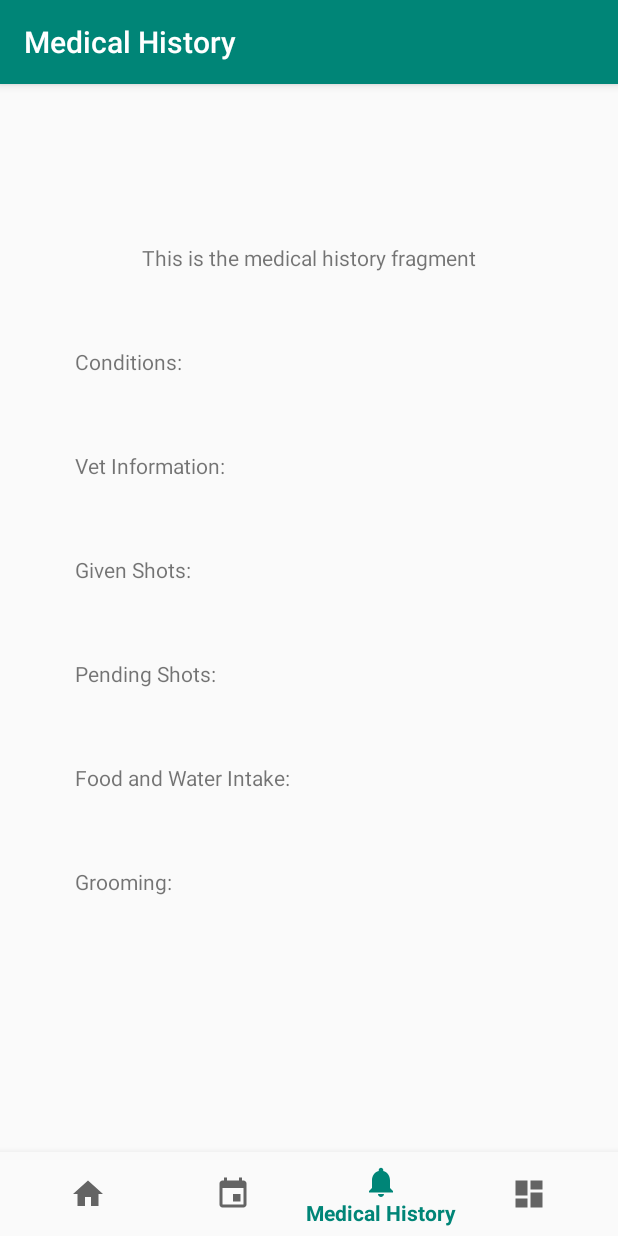
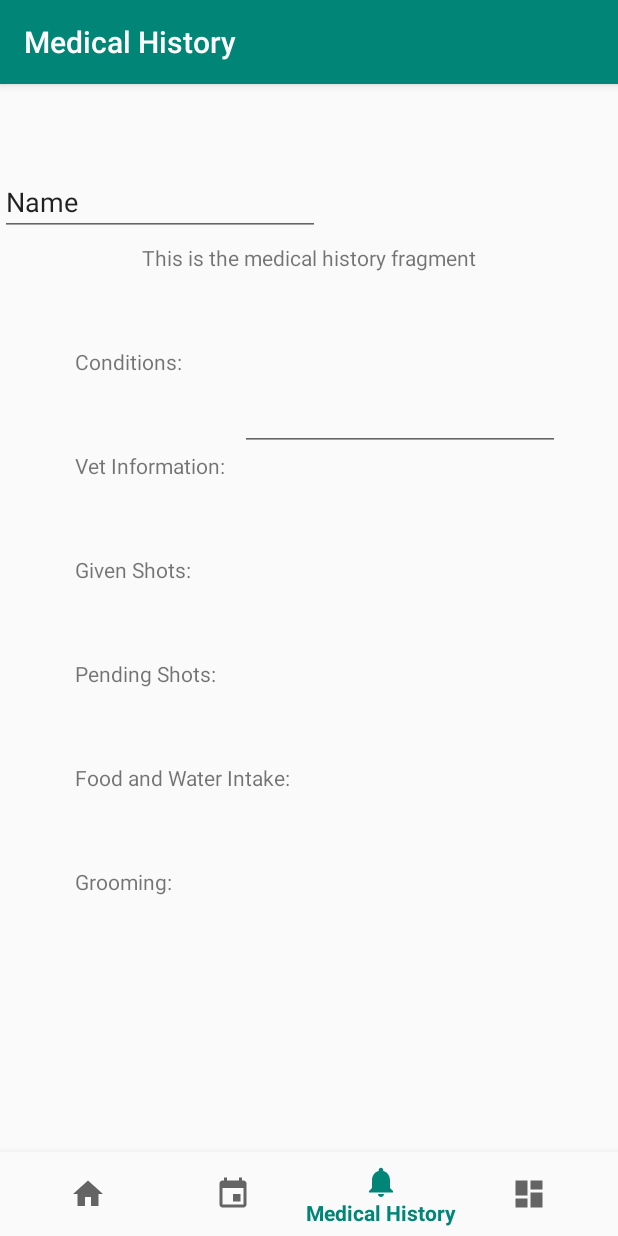
Before and after one commit to gayatri-sapra/3354-jjags, an Android app: the MedicalHistoryFragment screen opened through its navigation route, on a phone screen of 412 x 824 dp. Run offline under Robolectric (Android 15) with nearby library versions, the phone set to English and light mode, and no system bars; our stand-ins replace navigation-ui.

Commit message:
Worked on the Medical History a bit

```diff
--- a/PetNannyDEV/app/src/main/res/layout/fragment_medical_history.xml
+++ b/PetNannyDEV/app/src/main/res/layout/fragment_medical_history.xml
@@ -81,4 +81,25 @@
         app:layout_constraintStart_toStartOf="parent"
         app:layout_constraintTop_toBottomOf="@+id/foodWaterText" />
 
+    <EditText
+        android:id="@+id/editText2"
+        android:layout_width="wrap_content"
+        android:layout_height="wrap_content"
+        android:ems="10"
+        android:inputType="textPersonName"
+        android:text="Name"
+        tools:layout_editor_absoluteX="156dp"
+        tools:layout_editor_absoluteY="212dp" />
+
+    <EditText
+        android:id="@+id/editText3"
+        android:layout_width="wrap_content"
+        android:layout_height="wrap_content"
+        android:ems="10"
+        android:gravity="start|top"
+        android:inputType="textMultiLine"
+        app:layout_constraintBottom_toTopOf="@+id/vetText"
+        app:layout_constraintEnd_toEndOf="parent"
+        app:layout_constraintStart_toEndOf="@+id/conditionsText" />
+
 </androidx.constraintlayout.widget.ConstraintLayout>
--- a/PetNannyDEV/build.gradle
+++ b/PetNannyDEV/build.gradle
@@ -7,7 +7,7 @@ buildscript {
 
     }
     dependencies {
-        classpath 'com.android.tools.build:gradle:3.5.0'
+        classpath 'com.android.tools.build:gradle:3.5.1'
 
         // NOTE: Do not place your application dependencies here; they belong
         // in the individual module build.gradle files
```
